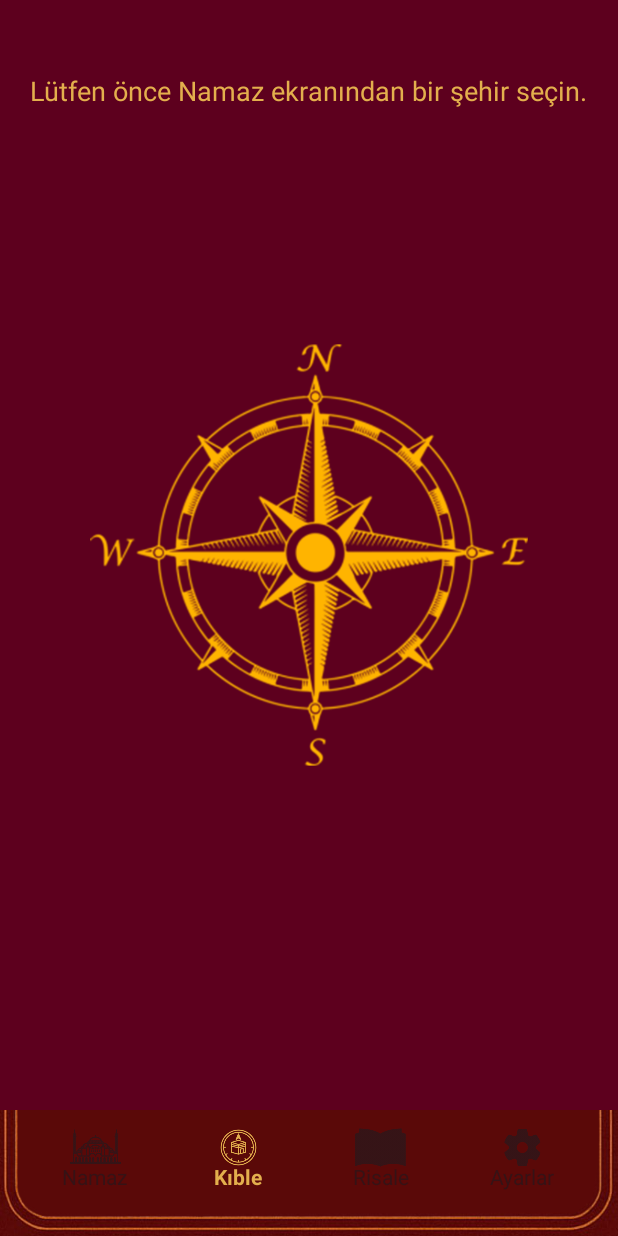
After one commit to Bsndizayn/Risale_Ezan, an Android app: the KibleFragment screen opened through its navigation route, on a phone screen of 412 x 824 dp. The commit adds this screen. Run offline under Robolectric (Android 15) with nearby library versions, the phone set to English and light mode, and no system bars; our stand-ins replace Volley, navigation-ui; network calls fail.

```diff
--- a/app/build.gradle.kts
+++ b/app/build.gradle.kts
@@ -55,4 +55,5 @@ dependencies {
     implementation("androidx.navigation:navigation-fragment-ktx:2.7.7")
     implementation("androidx.navigation:navigation-ui-ktx:2.7.7")
     implementation("androidx.lifecycle:lifecycle-viewmodel-ktx:2.8.1")
+    implementation("com.google.android.gms:play-services-location:21.2.0")
 }
--- a/app/src/main/AndroidManifest.xml
+++ b/app/src/main/AndroidManifest.xml
@@ -7,6 +7,10 @@
     <uses-permission android:name="android.permission.SCHEDULE_EXACT_ALARM" />
     <uses-permission android:name="android.permission.WAKE_LOCK" />
     <uses-permission android:name="android.permission.REQUEST_IGNORE_BATTERY_OPTIMIZATIONS" />
+    <uses-permission android:name="android.permission.VIBRATE" />
+    <uses-permission android:name="android.permission.FOREGROUND_SERVICE" />
+    <uses-permission android:name="android.permission.FOREGROUND_SERVICE_MEDIA_PLAYBACK" />
+
     <application
         android:allowBackup="true"
         android:dataExtractionRules="@xml/data_extraction_rules"
@@ -22,7 +26,6 @@
             android:exported="true">
             <intent-filter>
                 <action android:name="android.intent.action.MAIN" />
-
                 <category android:name="android.intent.category.LAUNCHER" />
             </intent-filter>
         </activity>
--- /dev/null
+++ b/app/src/main/java/com/example/risaleezan/KibleFragment.kt
@@ -0,0 +1,166 @@
+package com.example.risaleezan
+
+import android.content.Context
+import android.hardware.Sensor
+import android.hardware.SensorEvent
+import android.hardware.SensorEventListener
+import android.hardware.SensorManager
+import android.os.Bundle
+import android.view.LayoutInflater
+import android.view.View
+import android.view.ViewGroup
+import android.view.animation.Animation
+import android.view.animation.RotateAnimation
+import android.widget.ImageView
+import android.widget.TextView
+import androidx.fragment.app.Fragment
+import androidx.fragment.app.activityViewModels
+import com.android.volley.Request
+import com.android.volley.toolbox.JsonObjectRequest
+import com.android.volley.toolbox.Volley
+
+class KibleFragment : Fragment(), SensorEventListener {
+
+    private lateinit var qiblaInfoText: TextView
+    private lateinit var qiblaArrowImage: ImageView
+    private lateinit var compassImage: ImageView
+
+    private val sharedViewModel: SharedViewModel by activityViewModels()
+
+    private lateinit var sensorManager: SensorManager
+    private var accelerometer: Sensor? = null
+    private var magnetometer: Sensor? = null
+    private val lastAccelerometer = FloatArray(3)
+    private val lastMagnetometer = FloatArray(3)
+    private var isLastAccelerometerArrayCopied = false
+    private var isLastMagnetometerArrayCopied = false
+    private val rotationMatrix = FloatArray(9)
+    private val orientation = FloatArray(3)
+    private var currentCompassDegree = 0f
+    private var currentQiblaDegree = 0f
+
+    private var qiblaDirection: Float? = null
+
+    override fun onCreateView(
+        inflater: LayoutInflater, container: ViewGroup?,
+        savedInstanceState: Bundle?
+    ): View? {
+        return inflater.inflate(R.layout.fragment_kible, container, false)
+    }
+
+    override fun onViewCreated(view: View, savedInstanceState: Bundle?) {
+        super.onViewCreated(view, savedInstanceState)
+        initializeViews(view)
+        initializeSensors()
+
+        sharedViewModel.selectedLocation.observe(viewLifecycleOwner) { locationData ->
+            if (locationData?.latitude != null && locationData.longitude != null) {
+                fetchQiblaDirection(locationData.latitude, locationData.longitude)
+            } else {
+                qiblaInfoText.text = "Lütfen önce Namaz ekranından bir şehir seçin."
+                qiblaArrowImage.visibility = View.INVISIBLE
+            }
+        }
+    }
+
+    private fun fetchQiblaDirection(latitude: Double, longitude: Double) {
+        val url = "https://api.aladhan.com/v1/qibla/$latitude/$longitude"
+        val queue = Volley.newRequestQueue(requireContext())
+        val jsonObjectRequest = JsonObjectRequest(Request.Method.GET, url, null,
+            { response ->
+                try {
+                    val data = response.getJSONObject("data")
+                    qiblaDirection = data.getDouble("direction").toFloat()
+                    qiblaInfoText.text = "Kıble Açısı: ${qiblaDirection?.toInt()}°"
+                    qiblaArrowImage.visibility = View.VISIBLE
+                } catch (e: Exception) {
+                    qiblaInfoText.text = "Kıble yönü alınamadı."
+                    qiblaArrowImage.visibility = View.INVISIBLE
+                }
+            },
+            {
+                qiblaInfoText.text = "İnternet bağlantısı kurulamadı."
+                qiblaArrowImage.visibility = View.INVISIBLE
+            }
+        )
+        queue.add(jsonObjectRequest)
+    }
+
+    private fun initializeViews(view: View) {
+        qiblaInfoText = view.findViewById(R.id.textViewQiblaInfo)
+        qiblaArrowImage = view.findViewById(R.id.imageViewQiblaArrow)
+        compassImage = view.findViewById(R.id.imageViewCompass)
+    }
+
+    private fun initializeSensors() {
+        sensorManager = requireActivity().getSystemService(Context.SENSOR_SERVICE) as SensorManager
+        accelerometer = sensorManager.getDefaultSensor(Sensor.TYPE_ACCELEROMETER)
+        magnetometer = sensorManager.getDefaultSensor(Sensor.TYPE_MAGNETIC_FIELD)
+    }
+
+    override fun onResume() {
+        super.onResume()
+        sensorManager.registerListener(this, accelerometer, SensorManager.SENSOR_DELAY_UI)
+        sensorManager.registerListener(this, magnetometer, SensorManager.SENSOR_DELAY_UI)
+    }
+
+    override fun onPause() {
+        super.onPause()
+        sensorManager.unregisterListener(this)
+    }
+
+    override fun onSensorChanged(event: SensorEvent?) {
+        if (qiblaDirection == null || event == null) return
+
+        when (event.sensor.type) {
+            Sensor.TYPE_ACCELEROMETER -> {
+                System.arraycopy(event.values, 0, lastAccelerometer, 0, event.values.size)
+                isLastAccelerometerArrayCopied = true
+            }
+            Sensor.TYPE_MAGNETIC_FIELD -> {
+                System.arraycopy(event.values, 0, lastMagnetometer, 0, event.values.size)
+                isLastMagnetometerArrayCopied = true
+            }
+        }
+
+        if (isLastAccelerometerArrayCopied && isLastMagnetometerArrayCopied) {
+            SensorManager.getRotationMatrix(rotationMatrix, null, lastAccelerometer, lastMagnetometer)
+            SensorManager.getOrientation(rotationMatrix, orientation)
+
+            val azimuthInRadians = orientation[0]
+            val azimuthInDegrees = Math.toDegrees(azimuthInRadians.toDouble()).toFloat()
+            val azimuth = (azimuthInDegrees + 360) % 360
+
+            // 🧭 Pusula Görseli Döndür
+            val compassAnim = RotateAnimation(
+                currentCompassDegree,
+                -azimuth,
+                Animation.RELATIVE_TO_SELF, 0.5f,
+                Animation.RELATIVE_TO_SELF, 0.5f
+            ).apply {
+                duration = 250
+                fillAfter = true
+            }
+            compassImage.startAnimation(compassAnim)
+            currentCompassDegree = -azimuth
+
+            // 🕌 Kıble Oku Döndür
+            val bearingToQibla = (qiblaDirection!! - azimuth + 360) % 360
+            val qiblaAnim = RotateAnimation(
+                currentQiblaDegree,
+                -bearingToQibla,
+                Animation.RELATIVE_TO_SELF, 0.5f,
+                Animation.RELATIVE_TO_SELF, 0.5f
+            ).apply {
+                duration = 250
+                fillAfter = true
+            }
+            qiblaArrowImage.startAnimation(qiblaAnim)
+            currentQiblaDegree = -bearingToQibla
+        }
+    }
+
+    override fun onAccuracyChanged(sensor: Sensor?, accuracy: Int) {
+        // Sensör doğruluğu değiştiğinde burası çalışır, şimdilik boş bırakabiliriz.
+    }
+}
--- a/app/src/main/java/com/example/risaleezan/MainActivity.kt
+++ b/app/src/main/java/com/example/risaleezan/MainActivity.kt
@@ -1,7 +1,16 @@
-package com.example.risaleezan // Paket adını kontrol et
+package com.example.risaleezan
 
+import android.Manifest
+import android.content.Intent
+import android.content.pm.PackageManager
+import android.net.Uri
+import android.os.Build
 import android.os.Bundle
+import android.os.PowerManager
+import android.provider.Settings
+import androidx.appcompat.app.AlertDialog
 import androidx.appcompat.app.AppCompatActivity
+import androidx.core.content.ContextCompat
 import androidx.navigation.fragment.NavHostFragment
 import androidx.navigation.ui.setupWithNavController
 import com.google.android.material.bottomnavigation.BottomNavigationView
@@ -11,10 +20,40 @@ class MainActivity : AppCompatActivity() {
         super.onCreate(savedInstanceState)
         setContentView(R.layout.activity_main)
 
+        requestNotificationPermission()
+        checkBatteryOptimizations()
+
         val bottomNavigationView = findViewById<BottomNavigationView>(R.id.bottom_navigation)
         val navHostFragment = supportFragmentManager.findFragmentById(R.id.nav_host_fragment) as NavHostFragment
         val navController = navHostFragment.navController
 
         bottomNavigationView.setupWithNavController(navController)
     }
+
+    private fun requestNotificationPermission() {
+        if (Build.VERSION.SDK_INT >= Build.VERSION_CODES.TIRAMISU) {
+            if (ContextCompat.checkSelfPermission(this, Manifest.permission.POST_NOTIFICATIONS) != PackageManager.PERMISSION_GRANTED) {
+                requestPermissions(arrayOf(Manifest.permission.POST_NOTIFICATIONS), 101)
+            }
+        }
+    }
+
+    private fun checkBatteryOptimizations() {
+        if (Build.VERSION.SDK_INT >= Build.VERSION_CODES.M) {
+            val powerManager = getSystemService(POWER_SERVICE) as PowerManager
+            if (!powerManager.isIgnoringBatteryOptimizations(packageName)) {
+                // KULLANICIYI DAHA İYİ BİLGİLENDİREN UYARI MESAJI
+                AlertDialog.Builder(this)
+                    .setTitle("Önemli Ayar Gerekli")
+                    .setMessage("Telefonunuzun pil tasarrufu modu, uygulama kapalıyken bildirim almanızı engelleyebilir.\n\nLütfen açılan ekranda 'Risale Ezan' uygulamasını bulun ve ayarını 'Kısıtlama yok' veya 'Optimize Etme' olarak değiştirin.\n\nAyrıca, telefonunuzun kendi ayarlarından uygulamamız için 'Otomatik Başlatma' (Autostart) iznini de vermeniz gerekebilir.")
+                    .setPositiveButton("Ayarlara Git") { _, _ ->
+                        val intent = Intent(Settings.ACTION_REQUEST_IGNORE_BATTERY_OPTIMIZATIONS)
+                        intent.data = Uri.parse("package:$packageName")
+                        startActivity(intent)
+                    }
+                    .setNegativeButton("Daha Sonra", null)
+                    .show()
+            }
+        }
+    }
 }
--- a/app/src/main/java/com/example/risaleezan/SharedViewModel.kt
+++ b/app/src/main/java/com/example/risaleezan/SharedViewModel.kt
@@ -1,19 +1,31 @@
-package com.example.risaleezan // Paket adını kontrol et
+package com.example.risaleezan
 
 import androidx.lifecycle.LiveData
 import androidx.lifecycle.MutableLiveData
 import androidx.lifecycle.ViewModel
 
-// Sadece şehir yerine, hem şehir hem ülke tutan bir veri sınıfı
-data class SelectedLocation(val city: String, val country: String)
+// Veri sınıfına enlem ve boylam eklendi (nullable olarak)
+data class SelectedLocation(
+    val city: String,
+    val country: String,
+    val latitude: Double? = null,
+    val longitude: Double? = null
+)
 
 class SharedViewModel : ViewModel() {
 
-    // LiveData'mız artık SelectedLocation nesnesi tutacak
     private val _selectedLocation = MutableLiveData<SelectedLocation>()
     val selectedLocation: LiveData<SelectedLocation> = _selectedLocation
 
     fun selectLocation(location: SelectedLocation) {
+        // Eğer yeni konum mevcut konum ile aynıysa gereksiz güncelleme yapma
+        if (_selectedLocation.value?.city == location.city && _selectedLocation.value?.country == location.country) {
+            // Eğer koordinatlar yeni ekleniyorsa güncellemeye izin ver
+            if (_selectedLocation.value?.latitude == null && location.latitude != null) {
+                _selectedLocation.value = location
+            }
+            return
+        }
         _selectedLocation.value = location
     }
 }
--- /dev/null
+++ b/app/src/main/res/layout/fragment_kible.xml
@@ -0,0 +1,34 @@
+<?xml version="1.0" encoding="utf-8"?>
+<RelativeLayout xmlns:android="http://schemas.android.com/apk/res/android"
+    xmlns:tools="http://schemas.android.com/tools"
+    android:layout_width="match_parent"
+    android:layout_height="match_parent"
+    android:background="@color/dark_burgundy"
+    tools:context=".KibleFragment">
+
+    <TextView
+        android:id="@+id/textViewQiblaInfo"
+        android:layout_width="wrap_content"
+        android:layout_height="wrap_content"
+        android:layout_centerHorizontal="true"
+        android:layout_marginTop="48dp"
+        android:text="Pusulayı yatay tutun"
+        android:textColor="@color/light_gold"
+        android:textSize="18sp" />
+
+    <ImageView
+        android:id="@+id/imageViewCompass"
+        android:layout_width="300dp"
+        android:layout_height="300dp"
+        android:layout_centerInParent="true"
+        android:src="@drawable/compass_background" />
+
+    <ImageView
+        android:id="@+id/imageViewQiblaArrow"
+        android:layout_width="100dp"
+        android:layout_height="300dp"
+        android:layout_centerInParent="true"
+        android:src="@drawable/qibla_arrow"
+        android:scaleType="fitCenter"/>
+
+</RelativeLayout>
```
Also changed, not shown: app/src/main/java/com/example/risaleezan/AlarmReceiver.kt (+37 -31 lines), app/src/main/java/com/example/risaleezan/EzanPlaybackService.kt (added, +95 -0 lines), app/src/main/java/com/example/risaleezan/NamazAlarmReceiver.kt (added, +18 -0 lines), app/src/main/java/com/example/risaleezan/NamazFragment.kt (+92 -35 lines), app/src/main/java/com/example/risaleezan/NotificationActionReceiver.kt (added, +25 -0 lines), app/src/main/java/com/example/risaleezan/NotificationHelper.kt (added, +35 -0 lines), app/src/main/java/com/example/risaleezan/PrayerTimesAdapter.kt (+5 -13 lines), app/src/main/res/drawable/compass_background.PNG (added), app/src/main/res/drawable/qibla_arrow.png (added).
